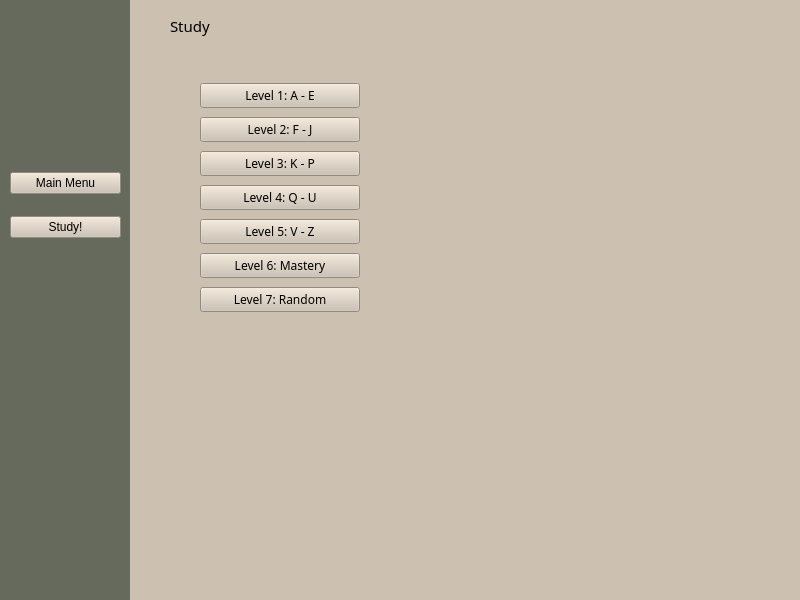
Above: mainmenu.ui from University-of-Utah-CS3505/a9-an-educational-app-BrittonJordan before the change. Below: the same form after it.
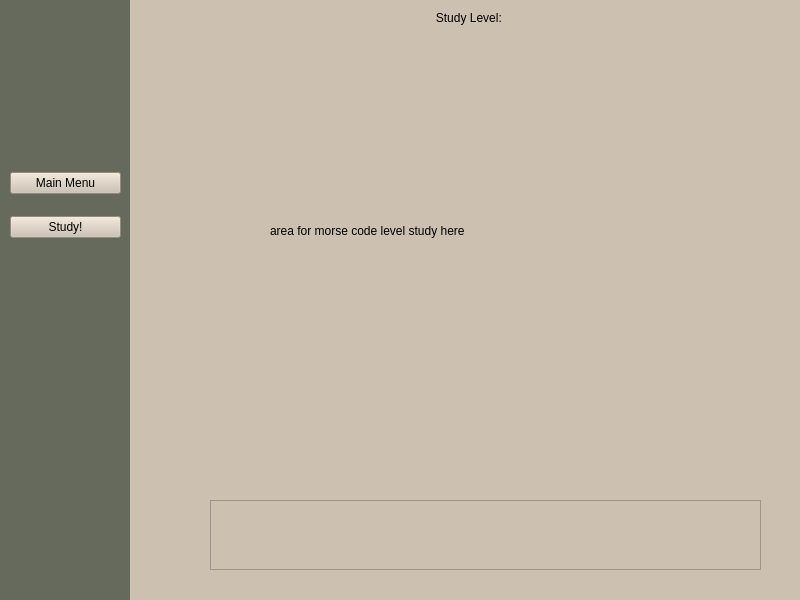
That is the form after the change.

Commit message: Added study level view and added level button connect

What changed in the file:
```diff
--- a/mainmenu.ui
+++ b/mainmenu.ui
@@ -30,7 +30,7 @@
      <string notr="true">background-color: rgb(204, 193, 177);</string>
     </property>
     <property name="currentIndex">
-     <number>1</number>
+     <number>2</number>
     </property>
     <widget class="QWidget" name="topMenu">
      <widget class="QLabel" name="gameTitleLabel">
@@ -138,6 +138,47 @@
       </layout>
      </widget>
     </widget>
+    <widget class="QWidget" name="studyLevel">
+     <widget class="QLabel" name="studyLevelLabel">
+      <property name="geometry">
+       <rect>
+        <x>220</x>
+        <y>10</y>
+        <width>241</width>
+        <height>16</height>
+       </rect>
+      </property>
+      <property name="text">
+       <string>Study Level: </string>
+      </property>
+      <property name="alignment">
+       <set>Qt::AlignCenter</set>
+      </property>
+     </widget>
+     <widget class="QTextEdit" name="userInput">
+      <property name="geometry">
+       <rect>
+        <x>80</x>
+        <y>500</y>
+        <width>551</width>
+        <height>70</height>
+       </rect>
+      </property>
+     </widget>
+     <widget class="QLabel" name="studyMorseLabel">
+      <property name="geometry">
+       <rect>
+        <x>140</x>
+        <y>110</y>
+        <width>401</width>
+        <height>241</height>
+       </rect>
+      </property>
+      <property name="text">
+       <string>area for morse code level study here</string>
+      </property>
+     </widget>
+    </widget>
    </widget>
    <widget class="QWidget" name="verticalLayoutWidget">
     <property name="geometry">
```
The commit also changes 2 other files.
